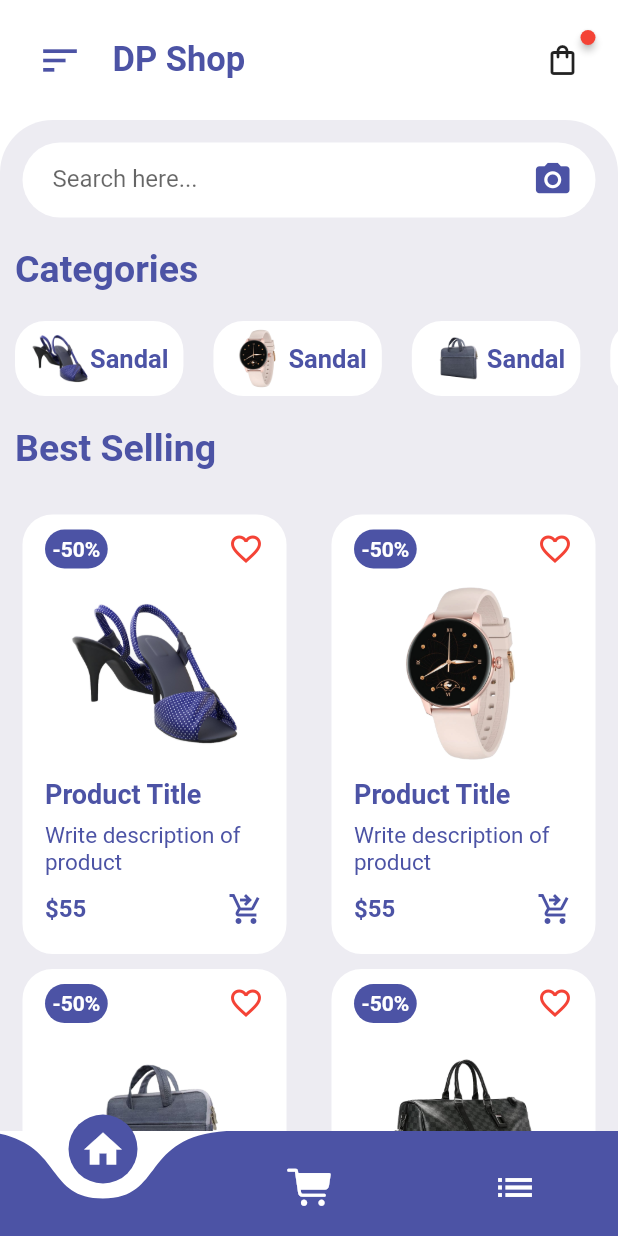
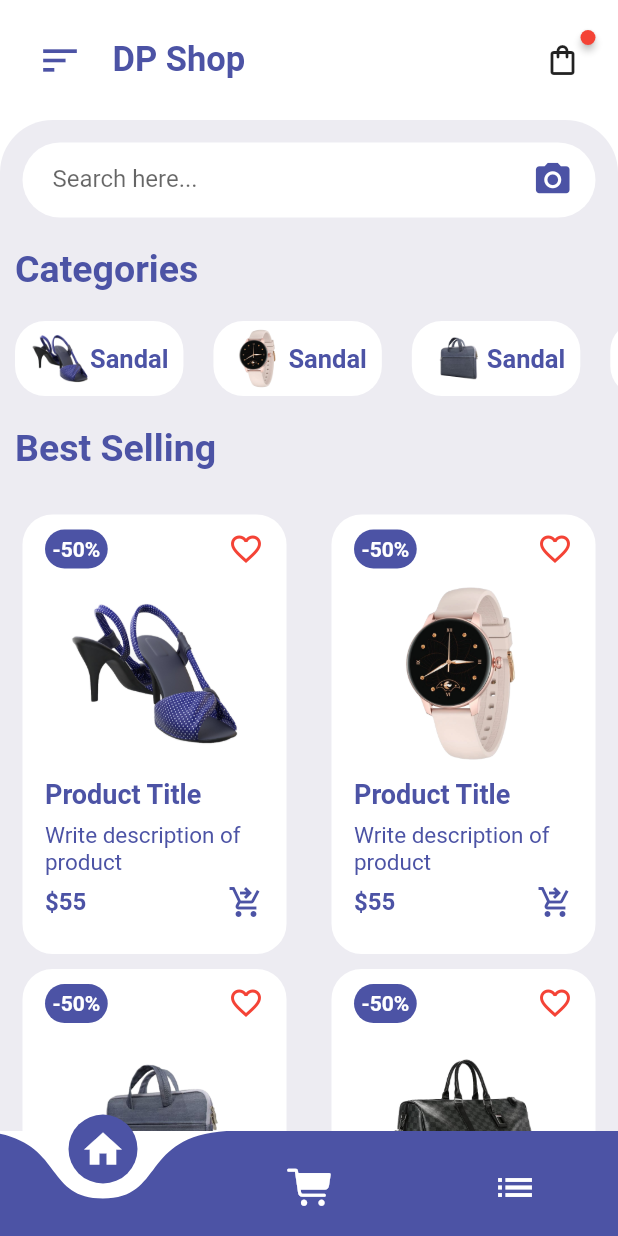
Before and after one commit to iremtekinn/shopping, a Flutter app: the screen it shows after launch, on a phone screen of 412 x 824 dp. Run offline on Flutter 3.47's test engine with Material 2 defaults, Android fonts, the phone set to English and light mode, and no system bars; drawn by our look-alikes of badges, curved_navigation_bar; our stand-ins replace flutter_rating_bar; missing offline and left inert: clippy_flutter.

Commit message:
değişiklikler yapıldı

```diff
--- a/lib/main.dart
+++ b/lib/main.dart
@@ -1,4 +1,4 @@
-//import 'dart:html';
+
 
 import 'package:flutter/material.dart';
 import 'package:shopping/pages/CartPage.dart';
--- a/lib/pages/Homepage.dart
+++ b/lib/pages/Homepage.dart
@@ -1,4 +1,4 @@
-import 'dart:html';
+//import 'dart:html';
 
 import 'package:curved_navigation_bar/curved_navigation_bar.dart';
 import 'package:flutter/cupertino.dart';
--- a/lib/widgets/CartItemSamples.dart
+++ b/lib/widgets/CartItemSamples.dart
@@ -1,4 +1,4 @@
-import 'dart:html';
+//import 'dart:html';
 
 import 'package:flutter/cupertino.dart';
 import 'package:flutter/material.dart';
--- a/lib/widgets/ItemsWidget.dart
+++ b/lib/widgets/ItemsWidget.dart
@@ -79,7 +79,7 @@ class ItemsWidget extends StatelessWidget{
                 ),
               ),
               Padding(
-                padding: EdgeInsets.symmetric(vertical: 10),
+                padding: EdgeInsets.symmetric(vertical: 5),
                 child:Row(
                   mainAxisAlignment: MainAxisAlignment.spaceBetween,
                   children: [
```
Also changed, not shown: 1 other file.
